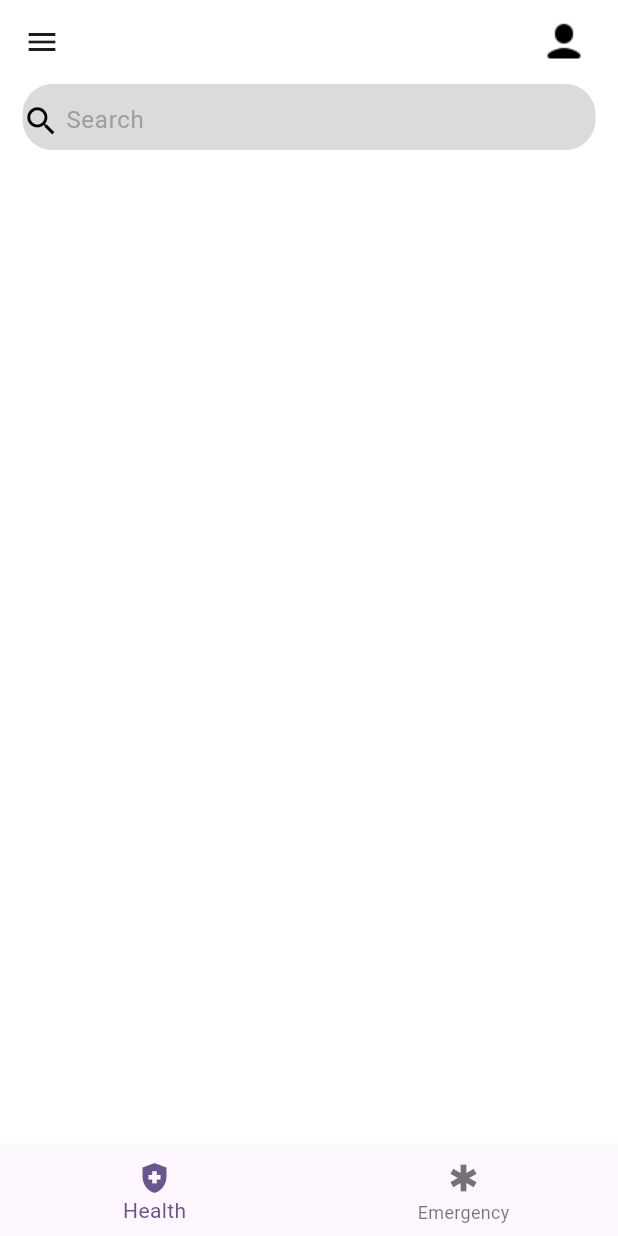
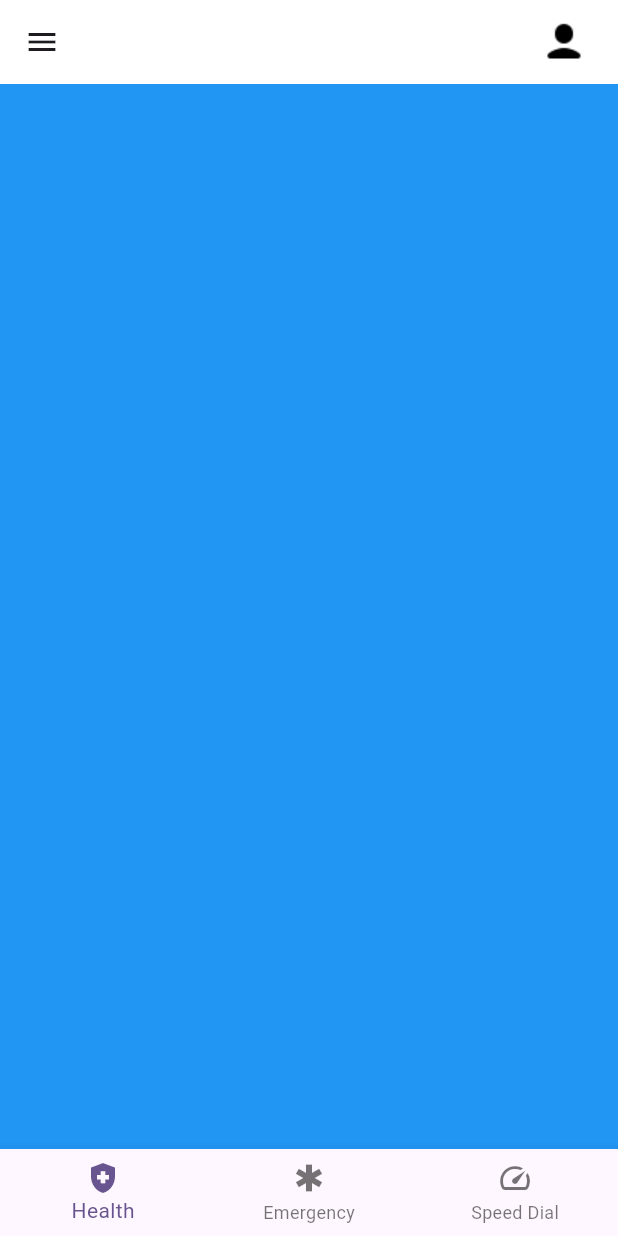
Before and after one commit to lythnaggayi/ResqueHQ, a Flutter app: the screen it shows after launch, on a phone screen of 412 x 824 dp. Run offline on Flutter 3.47's test engine with Material 3 defaults, Android fonts, the phone set to English and light mode, and no system bars.

Commit message:
Search functionality and speedial page

```diff
--- a/rescue_hq/lib/main.dart
+++ b/rescue_hq/lib/main.dart
@@ -1,11 +1,32 @@
 import 'package:flutter/material.dart';
 
+class DatItem {
+  String? id;
+  String? dataText;
+
+  DatItem({required this.id, required this.dataText});
+
+  static List<DatItem> datalist() {
+    return [
+      DatItem(id: '01', dataText: 'Hospital'),
+      DatItem(id: '02', dataText: 'Emergency'),
+      DatItem(id: '03', dataText: 'Burn Centre'),
+      DatItem(id: '04', dataText: 'Accident'),
+      DatItem(id: '05', dataText: 'Brealthlessness'),
+      DatItem(id: '06', dataText: 'Unconsciousness'),
+    ];
+  }
+}
+
 void main() {
-  runApp(const MyApp());
+  runApp(MyApp());
 }
 
 class MyApp extends StatelessWidget {
-  const MyApp({super.key});
+  MyApp({super.key});
+
+  final dataslist = DatItem.datalist();
+
   @override
   Widget build(BuildContext context) {
     return MaterialApp(
@@ -27,8 +48,36 @@ class MyHomePage extends StatefulWidget {
   State<MyHomePage> createState() => _MyHomePageState();
 }
 
+// List<DatItem> _searchItem = [];
+
 class _MyHomePageState extends State<MyHomePage> {
+  List<DatItem> _searchItem = [];
+  final dataslist = DatItem.datalist();
   int _currentIndex = 0;
+
+  @override
+  void initState() {
+    _searchItem = dataslist;
+    super.initState();
+  }
+
+  void _runFilter(String enteredKeyword) {
+    List<DatItem> results = [];
+    if (enteredKeyword.isEmpty) {
+      results = dataslist;
+    } else {
+      results = dataslist
+          .where((item) => item.dataText!
+              .toLowerCase()
+              .contains(enteredKeyword.toLowerCase()))
+          .toList();
+    }
+
+    setState(() {
+      _searchItem = results;
+    });
+  }
+
   @override
   Widget build(BuildContext context) {
     return Scaffold(
@@ -51,19 +100,26 @@ class _MyHomePageState extends State<MyHomePage> {
         ),
       ),
       body: Center(
-        child: _currentIndex == 0
+        child: _currentIndex == 2
             ? Container(
                 padding: const EdgeInsets.symmetric(horizontal: 15),
                 color: const Color.fromARGB(141, 255, 255, 255),
                 child: Column(children: [
+                  // searchBox(),
                   Container(
+                    padding: const EdgeInsets.symmetric(
+                      horizontal: 15,
+                    ),
                     height: 44,
                     width: 620,
                     decoration: BoxDecoration(
-                        color: const Color.fromARGB(255, 219, 219, 219),
-                        borderRadius: BorderRadius.circular(20)),
-                    child: const TextField(
-                      decoration: InputDecoration(
+                        color: Colors.transparent,
+                        borderRadius: BorderRadius.circular(20),
+                        border:
+                            Border.all(width: 1, color: Colors.grey.shade400)),
+                    child: TextField(
+                      onChanged: (enteredKeyword) => _runFilter(enteredKeyword),
+                      decoration: const InputDecoration(
                           contentPadding: EdgeInsets.all(0),
                           prefixIcon: Icon(
                             Icons.search,
@@ -75,6 +131,25 @@ class _MyHomePageState extends State<MyHomePage> {
                           border: InputBorder.none,
                           hintText: 'Search',
                           hintStyle: TextStyle(color: Colors.grey)),
+                    ),
+                  ),
+
+                  Expanded(
+                    child: ListView(
+                      children: [
+                        Container(
+                          margin: const EdgeInsets.only(top: 25, bottom: 20),
+                          child: const Text(
+                            'Speed dial a specific service ',
+                            style: TextStyle(
+                                fontSize: 30, fontWeight: FontWeight.w600),
+                          ),
+                        ),
+                        for (DatItem dataitem in _searchItem)
+                          Hitem(
+                            dataitem: dataitem,
+                          ),
+                      ],
                     ),
                   )
                 ]),
@@ -93,6 +168,10 @@ class _MyHomePageState extends State<MyHomePage> {
             label: 'Emergency',
             icon: Icon(Icons.emergency),
           ),
+          BottomNavigationBarItem(
+            label: 'Speed Dial',
+            icon: Icon(Icons.speed),
+          ),
         ],
         currentIndex: _currentIndex,
         onTap: (int index) {
@@ -104,3 +183,46 @@ class _MyHomePageState extends State<MyHomePage> {
     );
   }
 }
+
+class Hitem extends StatelessWidget {
+  final DatItem dataitem;
+  Hitem({Key? key, required this.dataitem}) : super(key: key);
+  @override
+  Widget build(BuildContext context) {
+    return Row(
+      crossAxisAlignment: CrossAxisAlignment.start,
+      children: [
+        Container(
+          margin: EdgeInsets.only(bottom: 20),
+          height: 53,
+          width: 350,
+          child: Container(
+            decoration: BoxDecoration(
+                color: Colors.transparent,
+                borderRadius: BorderRadius.circular(20),
+                border: Border.all(width: 1, color: Colors.grey.shade400)),
+            child: ListTile(
+              onTap: () {},
+              shape: RoundedRectangleBorder(
+                  borderRadius: BorderRadius.circular(11)),
+              tileColor: Colors.transparent,
+              leading: const Icon(
+                Icons.phone,
+                color: Colors.black,
+              ),
+              title: Text(
+                dataitem.dataText!,
+                style: const TextStyle(
+                    fontSize: 16,
+                    color: Colors.black,
+                    fontWeight: FontWeight.w800
+                    // decoration: TextDecoration.lineThrough,
+                    ),
+              ),
+            ),
+          ),
+        ),
+      ],
+    );
+  }
+}
```
